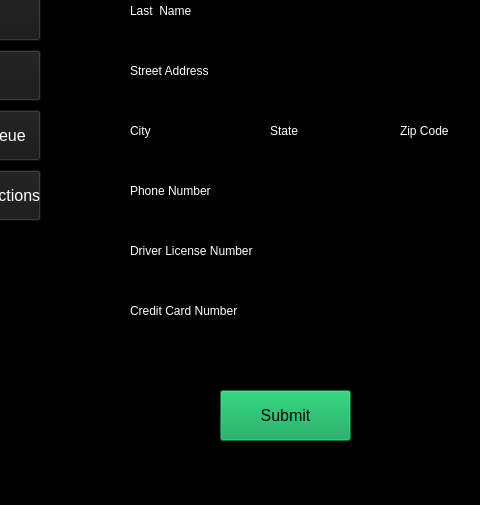
Old version of the form Rental_Management_Application/mainwindow.ui in the repository thecodinghyrax/Rental_Management_DS_Project; both pictures show x 100 to 580 and y 140 to 645 of the 801 by 645 pixel window.
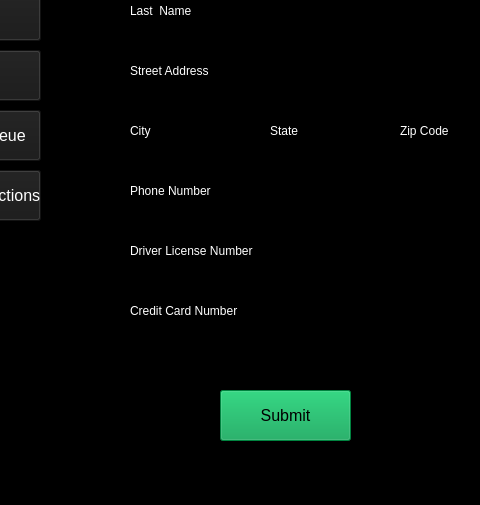
New version of the form. Icons and pictures are not drawn.

Commit message:
updated customer input labels
Added proper names to the customer input labels

What changed in the file:
```diff
--- a/Rental_Management_Application/mainwindow.ui
+++ b/Rental_Management_Application/mainwindow.ui
@@ -155,7 +155,7 @@
        <rect>
         <x>70</x>
         <y>200</y>
-        <width>91</width>
+        <width>101</width>
         <height>21</height>
        </rect>
       </property>
@@ -396,6 +396,9 @@
       </property>
      </widget>
      <widget class="QPushButton" name="addCustSubmitBtn">
+      <property name="enabled">
+       <bool>false</bool>
+      </property>
       <property name="geometry">
        <rect>
         <x>160</x>
```
Left out of the diff: 18 changed lines with no effect on the pictures.
